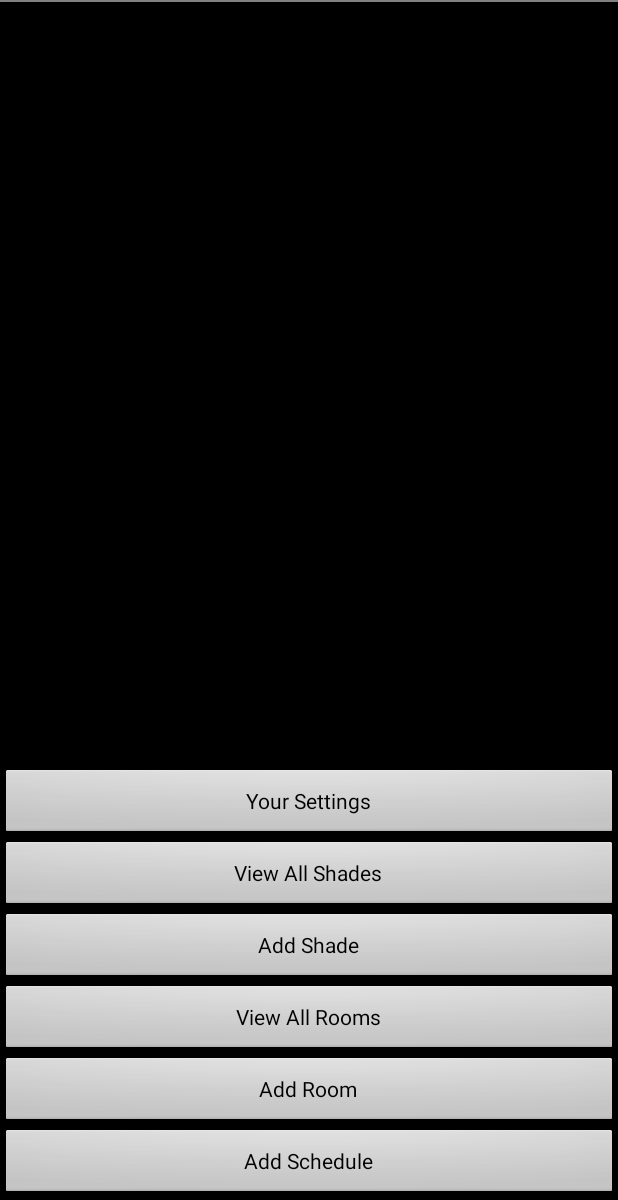
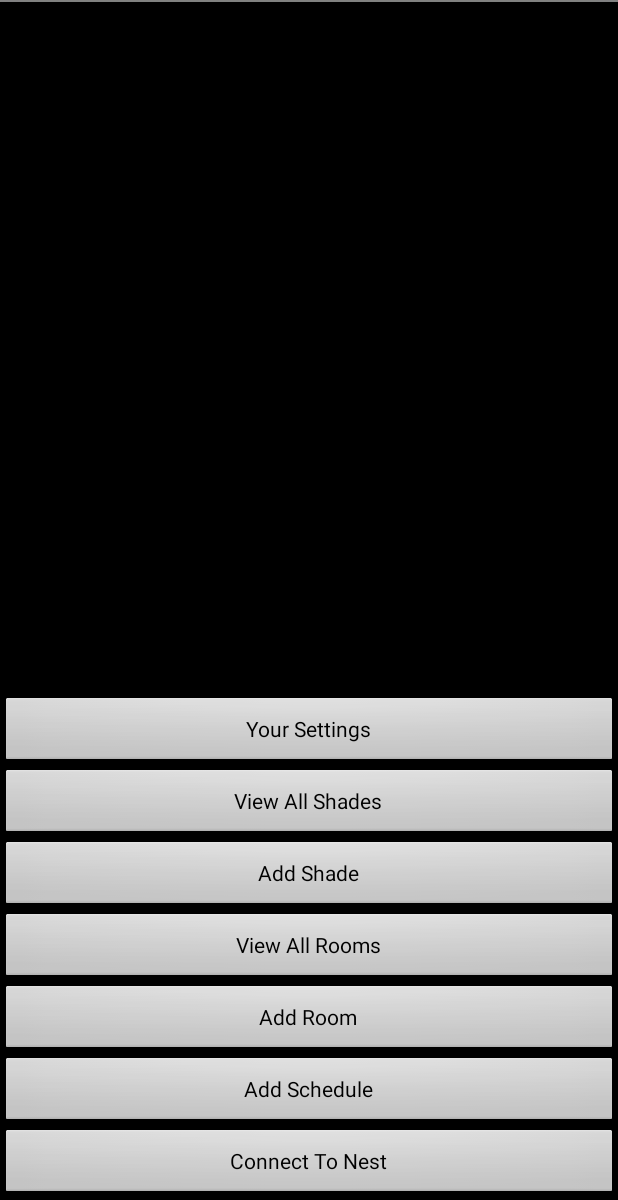
Before and after one commit to zwindoloski/CanopyApp2, an Android app: the screen it shows after launch (MainActivity), on a phone screen of 412 x 824 dp, the part 36-1236 px from its top. Run offline under Robolectric (Android 15) with nearby library versions, the phone set to English and light mode, and no system bars.

Commit message:
Nest authorization in app works

```diff
--- a/app/src/main/AndroidManifest.xml
+++ b/app/src/main/AndroidManifest.xml
@@ -35,6 +35,8 @@
             android:configChanges="orientation"/>
         <activity android:name="CreateHomeScheduleActivity"
             android:configChanges="orientation"/>
+        <activity android:name="ConnectNestAccountActivity"
+            android:configChanges="orientation"/>
     </application>
 
 
--- a/app/src/main/java/com/example/greengiant/canopy2/Constants.java
+++ b/app/src/main/java/com/example/greengiant/canopy2/Constants.java
@@ -9,4 +9,7 @@ public class Constants {
     public static final String IDENTITY_POOL_ID = "us-east-1:6b99a131-41a3-44a9-9739-9a6ce27e5b91";
     public static final String UNAUTH_ROLE_ARN = "arn:aws:iam::191556085409:role/Cognito_CanopyUnauth_Role_new";
 
+    public static final String PRODUCT_ID = "41eebbb2-6456-48b5-bd08-e1a8fb8e458a";
+    public static final String PRODUCT_SECRET = "zo7ZYVakbA918vlWtIELwD9EE";
+    public static final String REDIRECT_URL = "http://localhost/";
 }
--- a/app/src/main/java/com/example/greengiant/canopy2/MainActivity.java
+++ b/app/src/main/java/com/example/greengiant/canopy2/MainActivity.java
@@ -62,6 +62,13 @@ public class MainActivity extends Activity{
                 new DynamoDBManagerTask().execute(DynamoDBManagerType.ADD_SCHEDULE);
             }
         });
+
+        final Button connectNestAccountButton = (Button) findViewById(R.id.connect_nest_account_bttn);
+        connectNestAccountButton.setOnClickListener(new View.OnClickListener() {
+            public void onClick(View v) {
+                new DynamoDBManagerTask().execute(DynamoDBManagerType.CONNECT_NEST_ACCOUNT);
+            }
+        });
     }
 
     private class DynamoDBManagerTask extends
@@ -102,10 +109,13 @@ public class MainActivity extends Activity{
             else if (result.getTaskType() == DynamoDBManagerType.ADD_SCHEDULE){
                 startActivity(new Intent(MainActivity.this,CreateScheduleActivity.class));
             }
+            else if(result.getTaskType() == DynamoDBManagerType.CONNECT_NEST_ACCOUNT){
+                startActivity(new Intent(MainActivity.this,ConnectNestAccountActivity.class));
+            }
         }
     }
     private enum DynamoDBManagerType {
-        LIST_SHADES, LIST_ROOMS, USER_SETTINGS, CREATE_ROOM, CREATE_SHADE, ADD_SCHEDULE
+        LIST_SHADES, LIST_ROOMS, USER_SETTINGS, CREATE_ROOM, CREATE_SHADE, ADD_SCHEDULE, CONNECT_NEST_ACCOUNT
     }
 
     private class DynamoDBManagerTaskResult {
--- a/app/src/main/res/layout/main.xml
+++ b/app/src/main/res/layout/main.xml
@@ -41,4 +41,10 @@
         android:layout_width="fill_parent"
         android:layout_height="wrap_content"
         android:text="@string/add_schedule"/>
+
+    <Button
+        android:id="@+id/connect_nest_account_bttn"
+        android:layout_width="fill_parent"
+        android:layout_height="wrap_content"
+        android:text="@string/connect_nest_account"/>
 </LinearLayout>
--- a/app/src/main/res/values/strings.xml
+++ b/app/src/main/res/values/strings.xml
@@ -30,6 +30,7 @@
     <string name="start_time">Start Time</string>
     <string name="bank_schedule_name_error">Schedule Name cannot be blank.</string>
     <string name="home">Home</string>
+    <string name="connect_nest_account">Connect To Nest</string>
 
     <string-array name="shade_positions">
         <item>Open</item>
```
Also changed, not shown: app/build.gradle (+6 -1 lines), app/src/main/java/com/example/greengiant/canopy2/ConnectNestAccountActivity.java (added, +76 -0 lines), app/src/main/java/com/example/greengiant/canopy2/User.java (+6 -6 lines), app/src/main/res/layout/connect_nest_account.xml (added, +7 -0 lines), 3 other files.
